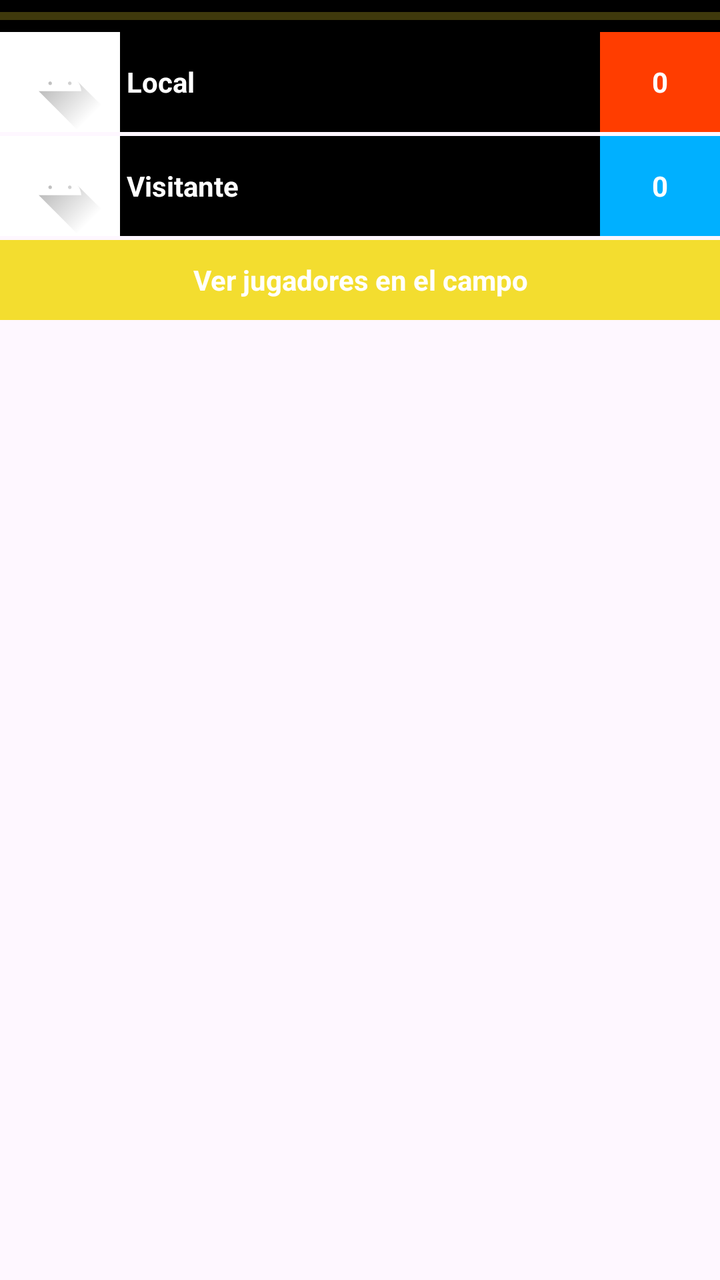
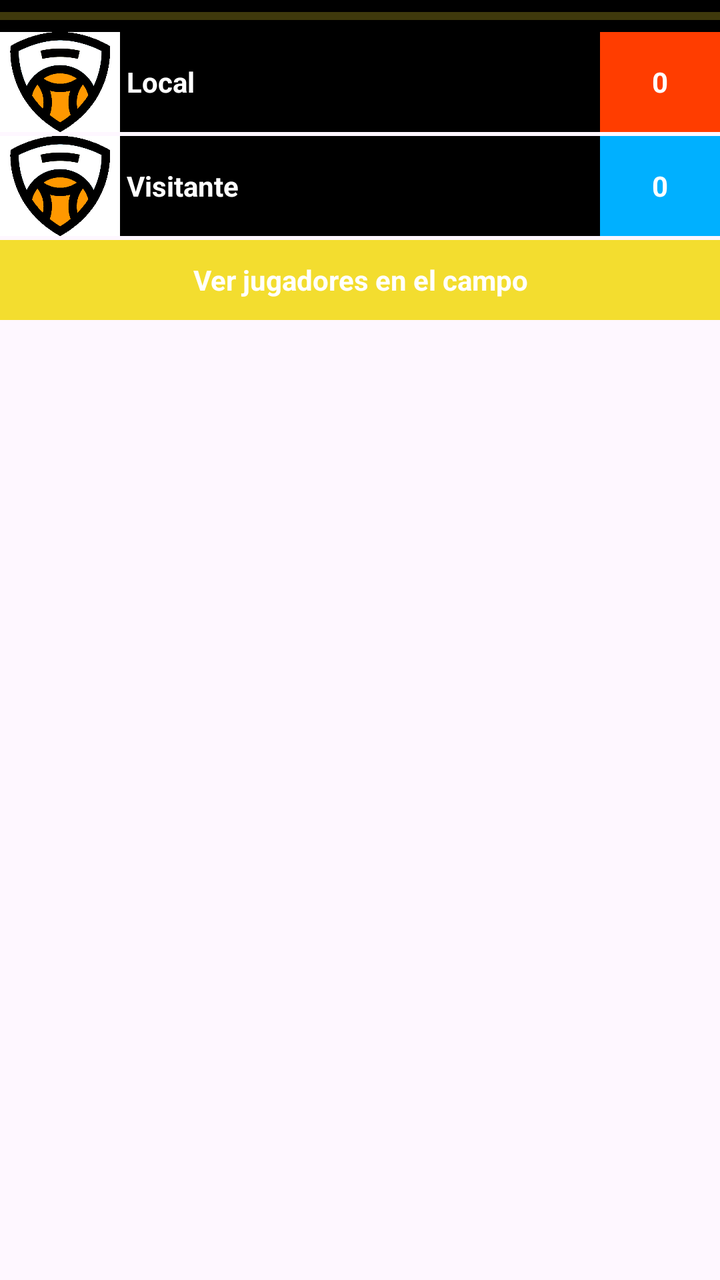

The first picture is an Android layout as it rendered before a commit; the second is the same layout after the commit. The layout source and the unified diff follow.
<!-- AndroidManifest.xml: application theme Theme.UBB_estadistica -->
<!-- res/layout/fragment_en_vivo.xml -->
<?xml version="1.0" encoding="utf-8"?>
<LinearLayout xmlns:android="http://schemas.android.com/apk/res/android"
    xmlns:app="http://schemas.android.com/apk/res-auto"
    xmlns:tools="http://schemas.android.com/tools"
    android:layout_width="match_parent"
    android:layout_height="match_parent"
    android:orientation="vertical"
    tools:context=".estadistica.EnVivoFragment">

    <LinearLayout
        android:id="@+id/linearLayout"
        android:layout_width="match_parent"
        android:layout_height="wrap_content"
        android:orientation="vertical">

        <ProgressBar
            android:id="@+id/progressBar"
            style="?android:attr/progressBarStyleHorizontal"
            android:layout_width="match_parent"
            android:layout_height="wrap_content"
            android:background="#000000"
            android:progressBackgroundTint="@color/yellow_logo"
            android:progressTint="@color/yellow_logo_200" />

        <LinearLayout
            android:layout_width="match_parent"
            android:layout_height="wrap_content"
            android:background="@color/white"
            android:orientation="horizontal">

            <ImageView
                android:id="@+id/imageLocalPartido"
                android:layout_width="60sp"
                android:layout_height="50sp"
                android:src="@drawable/ic_launcher_foreground"
                app:srcCompat="@drawable/escudo_equipo" />

            <TextView
                android:id="@+id/txtNombreELocal"
                android:layout_width="wrap_content"
                android:layout_height="match_parent"
                android:layout_weight="1"
                android:background="#000000"
                android:gravity="center_vertical"
                android:text=" Local"
                android:textColor="#FFFFFF"
                android:textStyle="bold" />

            <TextView
                android:id="@+id/txtPuntosLocalPartido"
                android:layout_width="60sp"
                android:layout_height="match_parent"
                android:background="#FF3D00"
                android:gravity="center|center_vertical"
                android:text="0"
                android:textColor="#FFFFFF"
                android:textStyle="bold" />
        </LinearLayout>

        <LinearLayout
            android:layout_width="match_parent"
            android:layout_height="wrap_content"
            android:layout_marginTop="2sp"
            android:background="@color/white"
            android:orientation="horizontal">

            <ImageView
                android:id="@+id/imageVisitantePartido"
                android:layout_width="60sp"
                android:layout_height="50sp"
                android:src="@drawable/ic_launcher_foreground"
                app:srcCompat="@drawable/escudo_equipo" />

            <TextView
                android:id="@+id/txtNombreEVisitante"
                android:layout_width="wrap_content"
                android:layout_height="match_parent"
                android:layout_weight="1"
                android:background="#000000"
                android:gravity="center_vertical"
                android:text=" Visitante"
                android:textColor="#FFFFFF"
                android:textStyle="bold" />

            <TextView
                android:id="@+id/txtPuntosVisitantePartido"
                android:layout_width="60sp"
                android:layout_height="match_parent"
                android:background="#00B0FF"
                android:gravity="center|center_vertical"
                android:text="0"
                android:textColor="#FFFFFF"
                android:textStyle="bold" />
        </LinearLayout>

    </LinearLayout>

    <TextView
        android:id="@+id/txtBTJP"
        android:layout_width="match_parent"
        android:layout_height="40dp"
        android:layout_marginTop="2dp"
        android:background="@color/yellow_logo"
        android:gravity="center"
        android:text="Ver jugadores en el campo"
        android:textColor="@color/white"
        android:textStyle="bold" />

    <ScrollView
        android:layout_width="match_parent"
        android:layout_height="wrap_content">

        <LinearLayout
            android:id="@+id/contenedorJugCam"
            android:layout_width="match_parent"
            android:layout_height="wrap_content"
            android:orientation="vertical"
            android:visibility="gone">

            <LinearLayout
                android:layout_width="match_parent"
                android:layout_height="wrap_content"
                android:orientation="horizontal">

                <ImageView
                    android:id="@+id/imgEquipoLJC"
                    android:layout_width="35dp"
                    android:layout_height="35dp"
                    android:layout_marginLeft="15dp"
                    android:layout_marginTop="5dp"
                    android:layout_marginBottom="5dp"
                    app:srcCompat="@drawable/escudo_equipo" />

                <TextView
                    android:id="@+id/txtEquipoLJC"
                    android:layout_width="wrap_content"
                    android:layout_height="match_parent"
                    android:layout_marginLeft="10dp"
                    android:layout_weight="1"
                    android:gravity="center_vertical"
                    android:text="Equipo Local"
                    android:textSize="18sp"
                    android:textStyle="bold" />
            </LinearLayout>

            <TableLayout
                android:id="@+id/TLEquipoLJC"
                android:layout_width="match_parent"
                android:layout_height="match_parent">

            </TableLayout>

            <LinearLayout
                android:layout_width="match_parent"
                android:layout_height="wrap_content"
                android:orientation="horizontal">

                <ImageView
                    android:id="@+id/imgEquipoVJC"
                    android:layout_width="35dp"
                    android:layout_height="35dp"
                    android:layout_marginLeft="15dp"
                    android:layout_marginTop="5dp"
                    android:layout_marginBottom="5dp"
                    app:srcCompat="@drawable/escudo_equipo" />

                <TextView
                    android:id="@+id/txtEquipoVJC"
                    android:layout_width="wrap_content"
                    android:layout_height="match_parent"
                    android:layout_marginLeft="10dp"
                    android:layout_weight="1"
                    android:gravity="center_vertical"
                    android:text="Equipo Visitante"
                    android:textSize="18sp"
                    android:textStyle="bold" />
            </LinearLayout>

            <TableLayout
                android:id="@+id/TLEquipoVJC"
                android:layout_width="match_parent"
                android:layout_height="match_parent">

            </TableLayout>
        </LinearLayout>
    </ScrollView>

    <ListView
        android:id="@+id/LVMinutoAMinuto"
        android:layout_width="match_parent"
        android:layout_height="match_parent"
        android:layout_marginStart="1dp"
        android:layout_marginTop="5dp"
        android:layout_marginEnd="1dp"
        android:layout_marginBottom="10dp" />

</LinearLayout>
<!-- resources referenced by this layout -->
<resources>
  <color name="white">#FFFFFFFF</color>
  <color name="yellow_logo">#F3DD2F</color>
  <color name="yellow_logo_200">#FFF59D</color>
  <!-- drawable escudo_equipo: png bitmap (drawable, 62532 bytes) -->
  <!-- drawable ic_launcher_foreground (drawable) -->
  <vector xmlns:android="http://schemas.android.com/apk/res/android"
      xmlns:aapt="http://schemas.android.com/aapt"
      android:width="108dp"
      android:height="108dp"
      android:viewportWidth="108"
      android:viewportHeight="108">
      <path android:pathData="M31,63.928c0,0 6.4,-11 12.1,-13.1c7.2,-2.6 26,-1.4 26,-1.4l38.1,38.1L107,108.928l-32,-1L31,63.928z">
          <aapt:attr name="android:fillColor">
              <gradient
                  android:endX="85.84757"
                  android:endY="92.4963"
                  android:startX="42.9492"
                  android:startY="49.59793"
                  android:type="linear">
                  <item
                      android:color="#44000000"
                      android:offset="0.0" />
                  <item
                      android:color="#00000000"
                      android:offset="1.0" />
              </gradient>
          </aapt:attr>
      </path>
      <path
          android:fillColor="#FFFFFF"
          android:fillType="nonZero"
          android:pathData="M65.3,45.828l3.8,-6.6c0.2,-0.4 0.1,-0.9 -0.3,-1.1c-0.4,-0.2 -0.9,-0.1 -1.1,0.3l-3.9,6.7c-6.3,-2.8 -13.4,-2.8 -19.7,0l-3.9,-6.7c-0.2,-0.4 -0.7,-0.5 -1.1,-0.3C38.8,38.328 38.7,38.828 38.9,39.228l3.8,6.6C36.2,49.428 31.7,56.028 31,63.928h46C76.3,56.028 71.8,49.428 65.3,45.828zM43.4,57.328c-0.8,0 -1.5,-0.5 -1.8,-1.2c-0.3,-0.7 -0.1,-1.5 0.4,-2.1c0.5,-0.5 1.4,-0.7 2.1,-0.4c0.7,0.3 1.2,1 1.2,1.8C45.3,56.528 44.5,57.328 43.4,57.328L43.4,57.328zM64.6,57.328c-0.8,0 -1.5,-0.5 -1.8,-1.2s-0.1,-1.5 0.4,-2.1c0.5,-0.5 1.4,-0.7 2.1,-0.4c0.7,0.3 1.2,1 1.2,1.8C66.5,56.528 65.6,57.328 64.6,57.328L64.6,57.328z"
          android:strokeWidth="1"
          android:strokeColor="#00000000" />
  </vector>
  <style name="Theme.UBB_estadistica" parent="Theme.MaterialComponents.DayNight.DarkActionBar">
          
          <item name="colorPrimary">@color/yellow_logo_500</item>
          <item name="colorPrimaryDark">@color/yellow_logo_700</item>
          <item name="colorAccent">@color/yellow_logo</item>
  
          <item name="colorPrimaryVariant">@color/yellow_logo_700</item>
          <item name="colorOnPrimary">@color/white</item>
          
          <item name="colorSecondary">@color/teal_200</item>
          <item name="colorSecondaryVariant">@color/teal_700</item>
          <item name="colorOnSecondary">@color/black</item>
          
          <item name="android:statusBarColor">@color/yellow_logo_700</item>
          
      </style>
  <color name="yellow_logo_500">#FFEB3B</color>
  <color name="yellow_logo_700">#FBC02D</color>
  <color name="teal_200">#FF03DAC5</color>
  <color name="teal_700">#FF018786</color>
  <color name="black">#FF000000</color>
</resources>

<!-- the commit's change to res/layout/fragment_en_vivo.xml (unified diff, before → after) -->
@@ -32,8 +32,7 @@
                 android:id="@+id/imageLocalPartido"
                 android:layout_width="60sp"
                 android:layout_height="50sp"
-                android:src="@drawable/ic_launcher_foreground"
-                app:srcCompat="@drawable/escudo_equipo" />
+                app:srcCompat="@drawable/escudopredeterminado" />
 
             <TextView
                 android:id="@+id/txtNombreELocal"
@@ -68,8 +67,7 @@
                 android:id="@+id/imageVisitantePartido"
                 android:layout_width="60sp"
                 android:layout_height="50sp"
-                android:src="@drawable/ic_launcher_foreground"
-                app:srcCompat="@drawable/escudo_equipo" />
+                app:srcCompat="@drawable/escudopredeterminado" />
 
             <TextView
                 android:id="@+id/txtNombreEVisitante"
@@ -129,7 +127,7 @@
                     android:layout_marginLeft="15dp"
                     android:layout_marginTop="5dp"
                     android:layout_marginBottom="5dp"
-                    app:srcCompat="@drawable/escudo_equipo" />
+                    app:srcCompat="@drawable/escudopredeterminado" />
 
                 <TextView
                     android:id="@+id/txtEquipoLJC"
@@ -162,7 +160,7 @@
                     android:layout_marginLeft="15dp"
                     android:layout_marginTop="5dp"
                     android:layout_marginBottom="5dp"
-                    app:srcCompat="@drawable/escudo_equipo" />
+                    app:srcCompat="@drawable/escudopredeterminado" />
 
                 <TextView
                     android:id="@+id/txtEquipoVJC"
@@ -194,4 +192,32 @@
         android:layout_marginEnd="1dp"
         android:layout_marginBottom="10dp" />
 
+    <FrameLayout
+        android:id="@+id/loadingOverlay"
+        android:layout_width="match_parent"
+        android:layout_height="match_parent"
+        android:clickable="true"
+        android:focusable="true"
+        android:visibility="gone">
+
+        <com.airbnb.lottie.LottieAnimationView
+            android:id="@+id/loadingAnimation"
+            android:layout_width="150dp"
+            android:layout_height="150dp"
+            android:layout_gravity="center"
+            app:lottie_autoPlay="true"
+            app:lottie_loop="true"
+            app:lottie_rawRes="@raw/basketball_loading" />
+
+        <TextView
+            android:id="@+id/loadingText"
+            android:layout_width="wrap_content"
+            android:layout_height="wrap_content"
+            android:layout_gravity="center"
+            android:layout_marginTop="100dp"
+            android:text="No hay Datos"
+            android:textSize="20sp"
+            android:textStyle="bold" />
+    </FrameLayout>
+
 </LinearLayout>
<!-- resource entries referenced after the edit -->
@@ -3,38 +3,7 @@
   <color name="white">#FFFFFFFF</color>
   <color name="yellow_logo">#F3DD2F</color>
   <color name="yellow_logo_200">#FFF59D</color>
-  <!-- drawable escudo_equipo: png bitmap (drawable, 62532 bytes) -->
-  <!-- drawable ic_launcher_foreground (drawable) -->
-  <vector xmlns:android="http://schemas.android.com/apk/res/android"
-      xmlns:aapt="http://schemas.android.com/aapt"
-      android:width="108dp"
-      android:height="108dp"
-      android:viewportWidth="108"
-      android:viewportHeight="108">
-      <path android:pathData="M31,63.928c0,0 6.4,-11 12.1,-13.1c7.2,-2.6 26,-1.4 26,-1.4l38.1,38.1L107,108.928l-32,-1L31,63.928z">
-          <aapt:attr name="android:fillColor">
-              <gradient
-                  android:endX="85.84757"
-                  android:endY="92.4963"
-                  android:startX="42.9492"
-                  android:startY="49.59793"
-                  android:type="linear">
-                  <item
-                      android:color="#44000000"
-                      android:offset="0.0" />
-                  <item
-                      android:color="#00000000"
-                      android:offset="1.0" />
-              </gradient>
-          </aapt:attr>
-      </path>
-      <path
-          android:fillColor="#FFFFFF"
-          android:fillType="nonZero"
-          android:pathData="M65.3,45.828l3.8,-6.6c0.2,-0.4 0.1,-0.9 -0.3,-1.1c-0.4,-0.2 -0.9,-0.1 -1.1,0.3l-3.9,6.7c-6.3,-2.8 -13.4,-2.8 -19.7,0l-3.9,-6.7c-0.2,-0.4 -0.7,-0.5 -1.1,-0.3C38.8,38.328 38.7,38.828 38.9,39.228l3.8,6.6C36.2,49.428 31.7,56.028 31,63.928h46C76.3,56.028 71.8,49.428 65.3,45.828zM43.4,57.328c-0.8,0 -1.5,-0.5 -1.8,-1.2c-0.3,-0.7 -0.1,-1.5 0.4,-2.1c0.5,-0.5 1.4,-0.7 2.1,-0.4c0.7,0.3 1.2,1 1.2,1.8C45.3,56.528 44.5,57.328 43.4,57.328L43.4,57.328zM64.6,57.328c-0.8,0 -1.5,-0.5 -1.8,-1.2s-0.1,-1.5 0.4,-2.1c0.5,-0.5 1.4,-0.7 2.1,-0.4c0.7,0.3 1.2,1 1.2,1.8C66.5,56.528 65.6,57.328 64.6,57.328L64.6,57.328z"
-          android:strokeWidth="1"
-          android:strokeColor="#00000000" />
-  </vector>
+  <!-- drawable escudopredeterminado: png bitmap (drawable, 17382 bytes) -->
   <style name="Theme.UBB_estadistica" parent="Theme.MaterialComponents.DayNight.DarkActionBar">
           
           <item name="colorPrimary">@color/yellow_logo_500</item>
